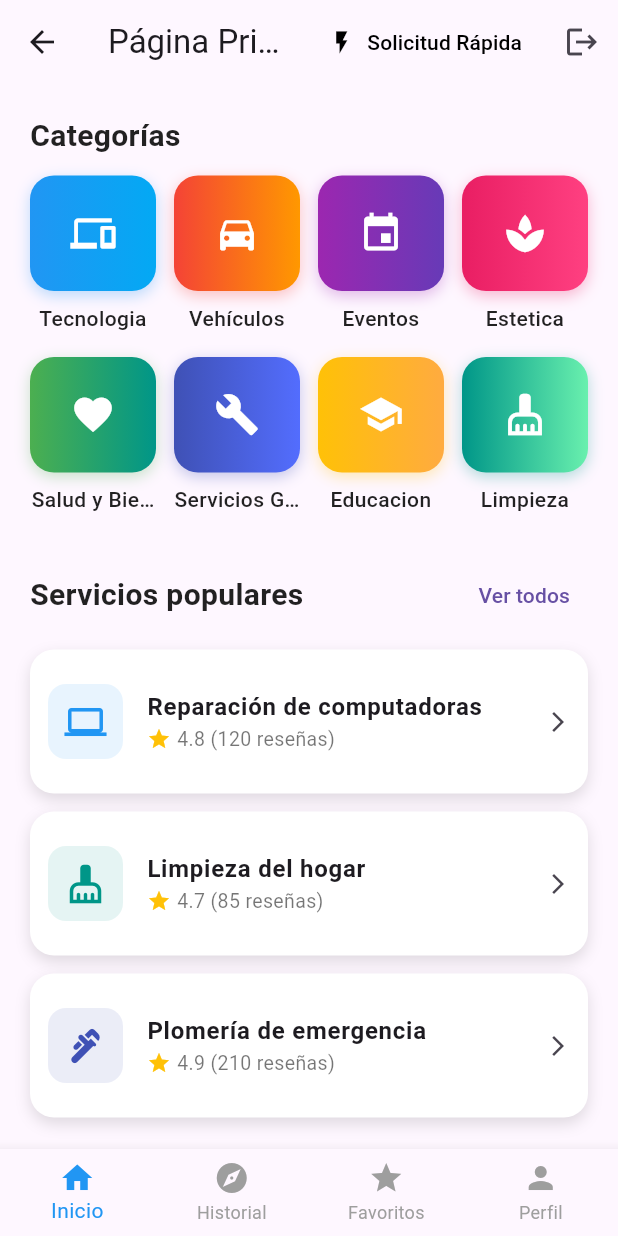
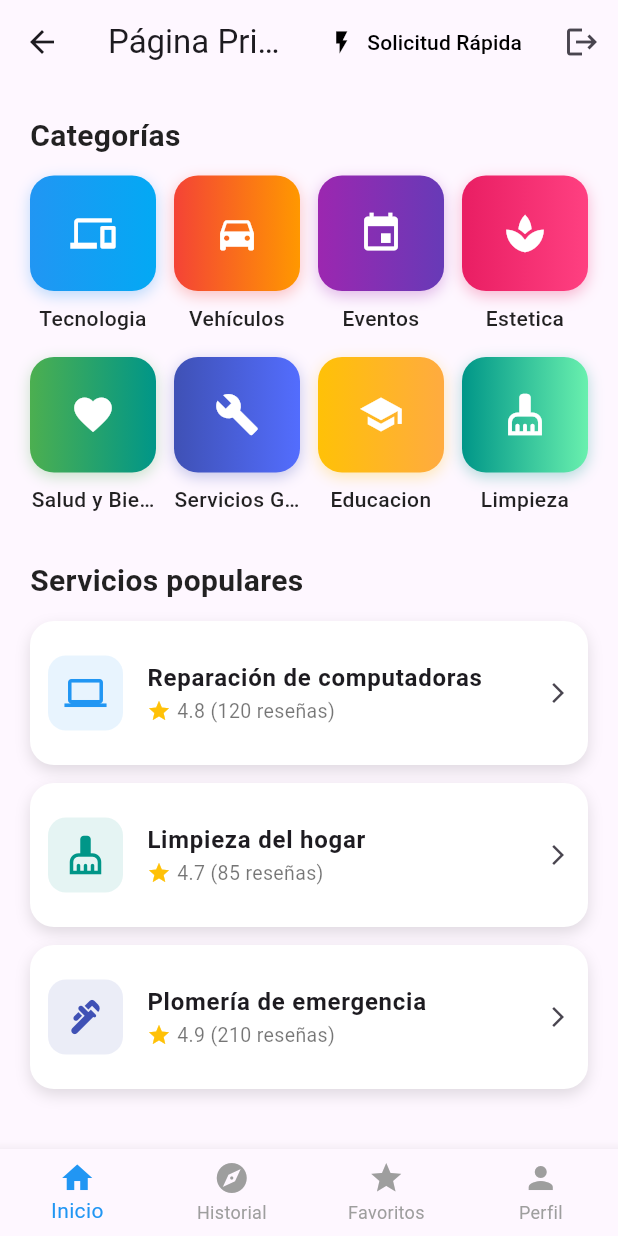
Before and after one commit to JersonCh/ServiApp_UI, a Flutter app: the HomePage screen opened by its route, on a phone screen of 412 x 824 dp. Run offline on Flutter 3.47's test engine with Material 3 defaults, Android fonts, the phone set to English and light mode, and no system bars; our stand-ins replace cloud_firestore, firebase_auth, firebase_core, firebase_storage, fl_chart, font_awesome_flutter and 1 more; accounts and stored records are empty.

Commit message:
Version finalisima

```diff
--- a/lib/vista/home_page.dart
+++ b/lib/vista/home_page.dart
@@ -359,7 +359,7 @@ class _HomeContent extends StatelessWidget {
             mainAxisAlignment: MainAxisAlignment.spaceBetween,
             children: [
               Text('Servicios populares', style: kTitleStyle),
-              TextButton(onPressed: () {}, child: const Text('Ver todos')),
+              //TextButton(onPressed: () {}, child: const Text('Ver todos')),
             ],
           ),
           const SizedBox(height: 12),
```
